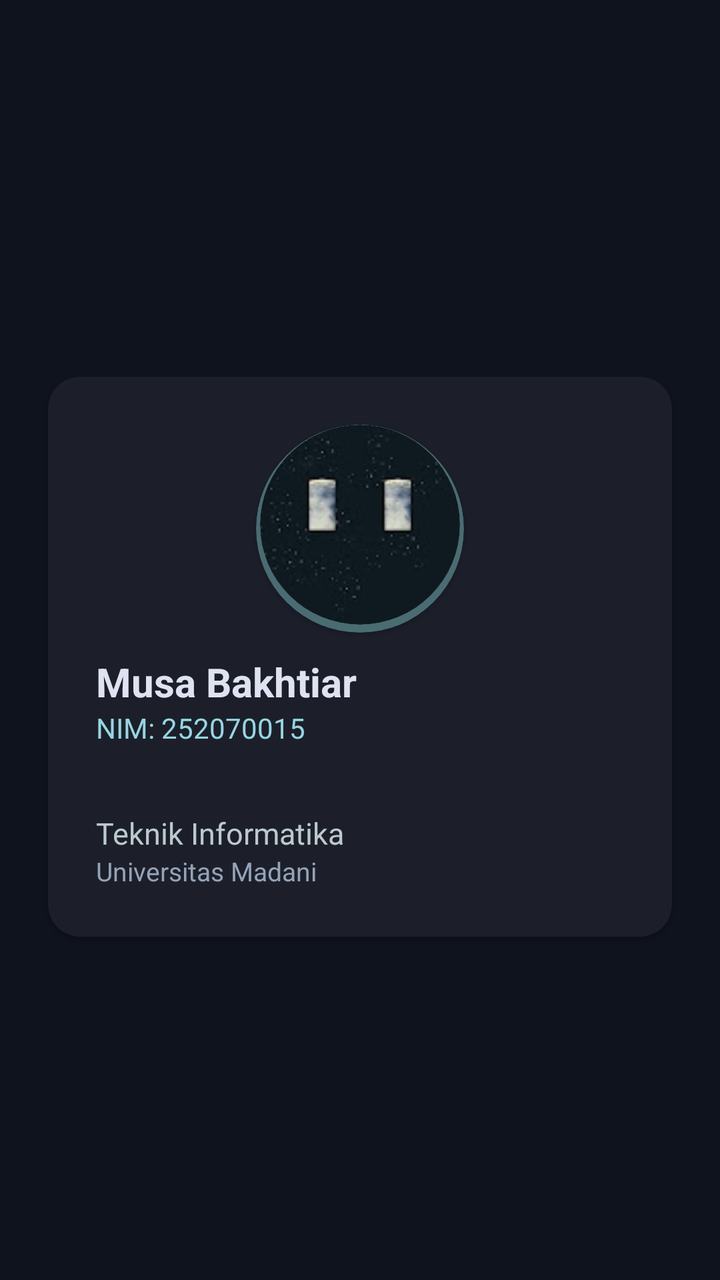
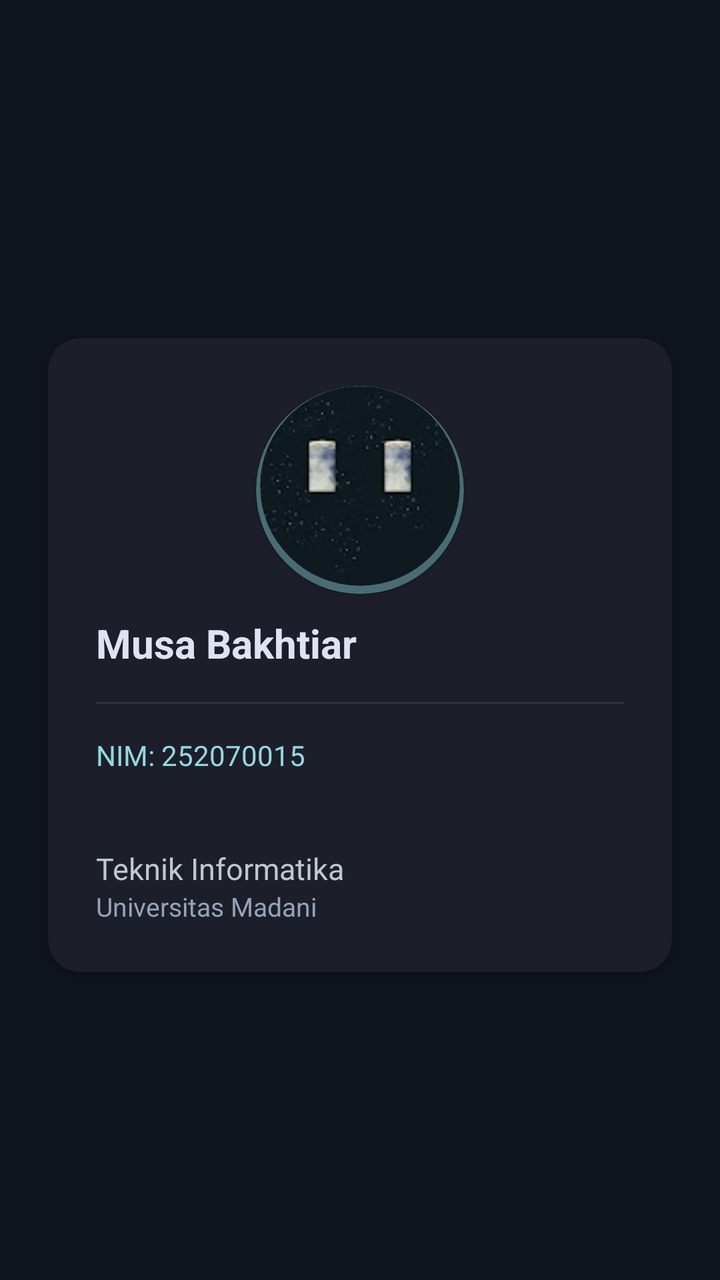

Two renders of the same Android screen: before a commit and after it. Below are the layout's source before the change and the commit's diff.
<!-- AndroidManifest.xml: application theme Theme.ProjectBio -->
<!-- res/layout/activity_main.xml -->
<?xml version="1.0" encoding="utf-8"?>
<androidx.constraintlayout.widget.ConstraintLayout xmlns:android="http://schemas.android.com/apk/res/android"
    xmlns:app="http://schemas.android.com/apk/res-auto"
    xmlns:tools="http://schemas.android.com/tools"
    android:id="@+id/main"
    android:layout_width="match_parent"
    android:layout_height="match_parent"
    android:background="#0f131d"
    tools:context=".MainActivity">

    <androidx.cardview.widget.CardView
        android:layout_width="0dp"
        android:layout_height="wrap_content"
        android:layout_marginLeft="24dp"
        android:layout_marginRight="24dp"
        app:cardBackgroundColor="#1C1F2A"
        app:cardCornerRadius="16dp"
        app:layout_constraintBottom_toBottomOf="parent"
        app:layout_constraintEnd_toEndOf="parent"
        app:layout_constraintStart_toStartOf="parent"
        app:layout_constraintTop_toTopOf="parent"
        app:layout_constraintVertical_bias="0.523">

        <LinearLayout
            android:layout_width="match_parent"
            android:layout_height="match_parent"
            android:orientation="vertical"
            android:padding="24sp">

            <androidx.cardview.widget.CardView
                android:layout_width="104dp"
                android:layout_height="104dp"
                android:layout_gravity="center_horizontal"
                app:cardBackgroundColor="#496C73"
                app:cardCornerRadius="52dp">

                <androidx.cardview.widget.CardView
                    android:layout_width="100dp"
                    android:layout_height="100dp"
                    android:layout_gravity="center_horizontal"
                    app:cardCornerRadius="50dp"
                    app:cardElevation="0dp">

                    <ImageView
                        android:id="@+id/imageView2"
                        android:layout_width="110dp"
                        android:layout_height="110dp"
                        android:layout_gravity="center_horizontal"
                        app:srcCompat="@drawable/foto_profile" />

                </androidx.cardview.widget.CardView>
            </androidx.cardview.widget.CardView>

            <Space
                android:layout_width="match_parent"
                android:layout_height="1dp"
                android:layout_marginTop="10dp" />

            <TextView
                android:id="@+id/textView2"
                android:layout_width="match_parent"
                android:layout_height="wrap_content"
                android:layout_gravity="center|center_horizontal"
                android:text="Musa Bakhtiar"
                android:textAlignment="center"
                android:textColor="#DFE2F1"
                android:textSize="20sp"
                android:textStyle="bold" />

            <TextView
                android:id="@+id/textView3"
                android:layout_width="match_parent"
                android:layout_height="wrap_content"
                android:layout_gravity="center_horizontal"
                android:text="NIM: 252070015"
                android:textAlignment="center"
                android:textColor="#94D7E2"
                android:textSize="14sp" />

            <Space
                android:layout_width="match_parent"
                android:layout_height="1dp"
                android:layout_marginTop="16dp"
                android:layout_marginBottom="16dp"
                android:background="#2A303F" />

            <TextView
                android:id="@+id/textView4"
                android:layout_width="match_parent"
                android:layout_height="wrap_content"
                android:layout_gravity="center_horizontal"
                android:text="Teknik Informatika"
                android:textAlignment="center"
                android:textColor="#BCC9CD"
                android:textSize="15sp" />

            <TextView
                android:id="@+id/textView"
                android:layout_width="match_parent"
                android:layout_height="wrap_content"
                android:text="Universitas Madani"
                android:textAlignment="center"
                android:textColor="#94A3B8"
                android:textSize="13sp" />

        </LinearLayout>
    </androidx.cardview.widget.CardView>
</androidx.constraintlayout.widget.ConstraintLayout>
<!-- resources referenced by this layout -->
<resources>
  <!-- drawable foto_profile: jpg bitmap (drawable, 3151 bytes) -->
  <style name="Theme.ProjectBio" parent="Base.Theme.ProjectBio" />
  <style name="Base.Theme.ProjectBio" parent="Theme.Material3.DayNight.NoActionBar">
          
          
      </style>
</resources>

<!-- the commit's change to res/layout/activity_main.xml (unified diff, before → after) -->
@@ -67,6 +67,14 @@
                 android:textSize="20sp"
                 android:textStyle="bold" />
 
+            <View
+                android:id="@+id/divider"
+                android:layout_width="match_parent"
+                android:layout_height="1dp"
+                android:layout_marginTop="16dp"
+                android:layout_marginBottom="16dp"
+                android:background="#2A303F" />
+
             <TextView
                 android:id="@+id/textView3"
                 android:layout_width="match_parent"
@@ -80,8 +88,8 @@
             <Space
                 android:layout_width="match_parent"
                 android:layout_height="1dp"
-                android:layout_marginTop="16dp"
-                android:layout_marginBottom="16dp"
+                android:layout_marginTop="18dp"
+                android:layout_marginBottom="18dp"
                 android:background="#2A303F" />
 
             <TextView
